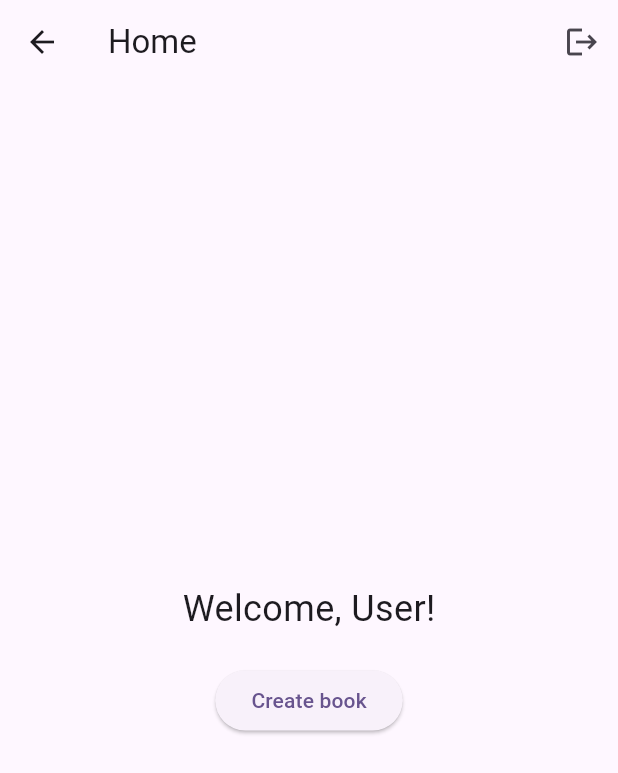
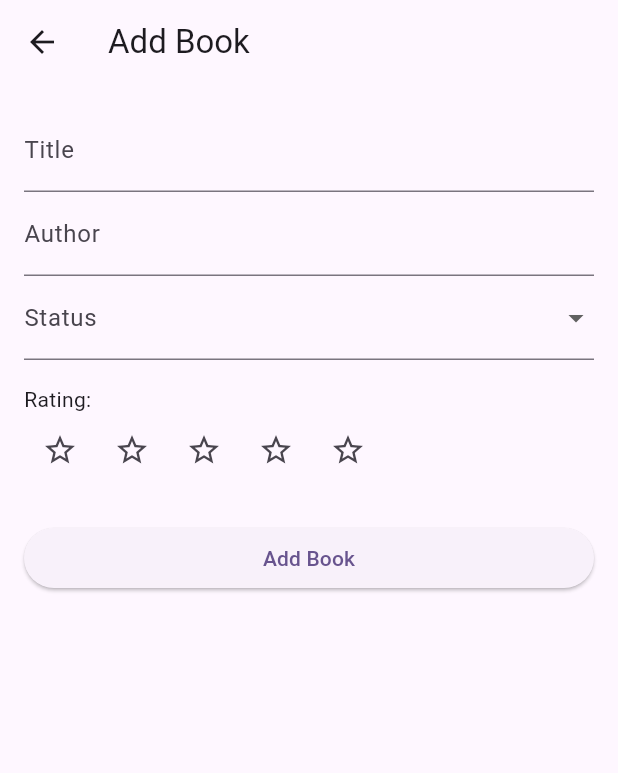
Before and after one commit to ioanamv/booktracker_frontend, a Flutter app: the HomeScreen screen opened by its route, after a tap on "Create book", on a phone screen of 412 x 824 dp. Shown: the top 773 px of the screen. Run offline on Flutter 3.47's test engine with Material 3 defaults, Android fonts, the phone set to English and light mode, and no system bars; our stand-ins replace equatable, firebase_auth, firebase_core, flutter_bloc; accounts and stored records are empty; network calls fail.

Commit message:
added add_book_screen

```diff
--- a/lib/main.dart
+++ b/lib/main.dart
@@ -6,6 +6,8 @@ import 'cubit/auth_cubit.dart';
 import 'screens/home_screen.dart';
 import 'screens/signup_screen.dart';
 import 'services/api_service.dart';
+import 'screens/add_book_screen.dart';
+import 'package:provider/provider.dart';
 
 void main() async {
   WidgetsFlutterBinding.ensureInitialized();
@@ -14,7 +16,16 @@ void main() async {
 
   final authCubit = AuthCubit(apiService);
   await authCubit.initialize();
-  runApp(BlocProvider.value(value: authCubit, child: const MyApp()));
+
+  runApp(
+    MultiBlocProvider(
+      providers: [
+        Provider<ApiService>.value(value: apiService),
+        BlocProvider<AuthCubit>.value(value: authCubit),
+      ],
+      child: const MyApp(),
+    ),
+  );
 }
 
 class MyApp extends StatelessWidget {
@@ -32,6 +43,7 @@ class MyApp extends StatelessWidget {
         '/': (context) => const LoginScreen(),
         '/signup': (context) => const SignupScreen(),
         '/home': (context) => const HomeScreen(),
+        '/addBook': (context) => const AddBookScreen(),
       },
     );
   }
--- /dev/null
+++ b/lib/screens/add_book_screen.dart
@@ -0,0 +1,153 @@
+import 'package:booktracker/services/api_service.dart';
+import 'package:flutter/material.dart';
+import 'package:provider/provider.dart';
+
+class AddBookScreen extends StatefulWidget {
+  const AddBookScreen({super.key});
+
+  @override
+  State<AddBookScreen> createState() => _AddBookScreenState();
+}
+
+class _AddBookScreenState extends State<AddBookScreen> {
+  late final ApiService apiService;
+
+  final _formKey = GlobalKey<FormState>();
+  final _titleController = TextEditingController();
+  final _authorController = TextEditingController();
+  int? _rating;
+  String? _status;
+  DateTime? _finishedDate;
+
+  final List<String> _statusOptions = ['planned', 'in progress', 'completed'];
+
+  bool get _showFinishedDate => _status == 'completed';
+
+  @override
+  void didChangeDependencies() {
+    super.didChangeDependencies();
+    apiService = Provider.of<ApiService>(context, listen: false);
+  }
+
+  void _submit() async {
+    if (_formKey.currentState!.validate()) {
+      final book = {
+        'title': _titleController.text,
+        'author': _authorController.text,
+        'status': _status,
+        if (_rating != null) 'rating': _rating,
+        if (_showFinishedDate && _finishedDate != null)
+          'finishedDate': _finishedDate!.toIso8601String(),
+      };
+
+      final response = await apiService.postRequest('/books', book);
+
+      if (!mounted) return;
+
+      if (response.statusCode == 200 || response.statusCode == 201) {
+        Navigator.pop(context);
+      } else {
+        ScaffoldMessenger.of(
+          context,
+        ).showSnackBar(SnackBar(content: Text("Failed to add book")));
+      }
+    }
+  }
+
+  @override
+  Widget build(BuildContext context) {
+    return Scaffold(
+      appBar: AppBar(title: Text("Add Book")),
+      body: Padding(
+        padding: const EdgeInsets.all(16.0),
+        child: Form(
+          key: _formKey,
+          child: ListView(
+            children: [
+              TextFormField(
+                controller: _titleController,
+                decoration: InputDecoration(labelText: 'Title'),
+                validator:
+                    (value) =>
+                        value == null || value.isEmpty ? 'Required' : null,
+              ),
+              TextFormField(
+                controller: _authorController,
+                decoration: InputDecoration(labelText: 'Author'),
+                validator:
+                    (value) =>
+                        value == null || value.isEmpty ? 'Required' : null,
+              ),
+              DropdownButtonFormField<String>(
+                value: _status,
+                items:
+                    _statusOptions
+                        .map(
+                          (status) => DropdownMenuItem(
+                            value: status,
+                            child: Text(status),
+                          ),
+                        )
+                        .toList(),
+                onChanged: (value) {
+                  setState(() {
+                    _status = value;
+                    if (_status != 'completed') _finishedDate = null;
+                  });
+                },
+                decoration: InputDecoration(labelText: 'Status'),
+                validator: (value) => value == null ? 'Required' : null,
+              ),
+              const SizedBox(height: 16),
+              Text("Rating:"),
+              Row(
+                mainAxisAlignment: MainAxisAlignment.start,
+                children: List.generate(5, (index) {
+                  return IconButton(
+                    icon: Icon(
+                      index < (_rating ?? 0) ? Icons.star : Icons.star_border,
+                    ),
+                    onPressed: () {
+                      setState(() {
+                        _rating = index + 1;
+                      });
+                    },
+                  );
+                }),
+              ),
+              if (_showFinishedDate)
+                Column(
+                  crossAxisAlignment: CrossAxisAlignment.start,
+                  children: [
+                    Text("Finished Date:"),
+                    ElevatedButton(
+                      onPressed: () async {
+                        final picked = await showDatePicker(
+                          context: context,
+                          initialDate: DateTime.now(),
+                          firstDate: DateTime(1950),
+                          lastDate: DateTime.now(),
+                        );
+                        if (picked != null) {
+                          setState(() {
+                            _finishedDate = picked;
+                          });
+                        }
+                      },
+                      child: Text(
+                        _finishedDate == null
+                            ? 'Pick a date'
+                            : _finishedDate!.toIso8601String().split('T').first,
+                      ),
+                    ),
+                  ],
+                ),
+              const SizedBox(height: 24),
+              ElevatedButton(onPressed: _submit, child: Text("Add Book")),
+            ],
+          ),
+        ),
+      ),
+    );
+  }
+}
--- a/lib/screens/home_screen.dart
+++ b/lib/screens/home_screen.dart
@@ -1,5 +1,3 @@
-import 'dart:developer';
-
 import 'package:booktracker/services/api_service.dart';
 import 'package:flutter/material.dart';
 import 'package:flutter_bloc/flutter_bloc.dart';
@@ -17,8 +15,6 @@ class HomeScreen extends StatelessWidget {
 
   @override
   Widget build(BuildContext context) {
-    final apiService = context.read<AuthCubit>().apiService;
-
     final userEmail =
         context.read<AuthCubit>().state is AuthAuthenticated
             ? (context.read<AuthCubit>().state as AuthAuthenticated).user!.email
@@ -62,7 +58,7 @@ class HomeScreen extends StatelessWidget {
                   SizedBox(height: 20),
                   ElevatedButton(
                     onPressed: () {
-                      create(apiService);
+                      Navigator.pushNamed(context, '/addBook');
                     },
                     child: Text("Create book"),
                   ),
--- a/pubspec.yaml
+++ b/pubspec.yaml
@@ -40,6 +40,7 @@ dependencies:
   firebase_auth: ^5.5.3
   equatable: ^2.0.7
   http: ^1.4.0
+  provider: ^6.1.5
 
 dev_dependencies:
   flutter_test:
```
Also changed, not shown: pubspec.lock.
